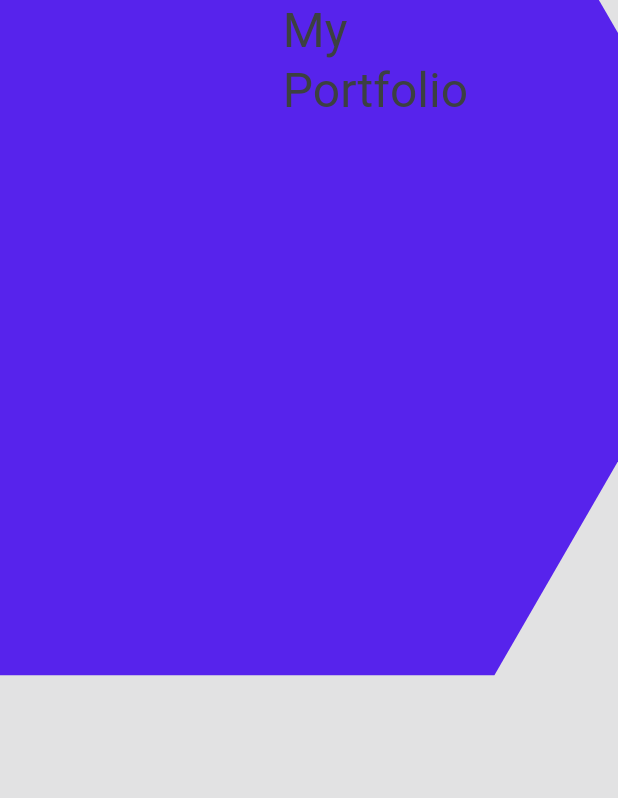
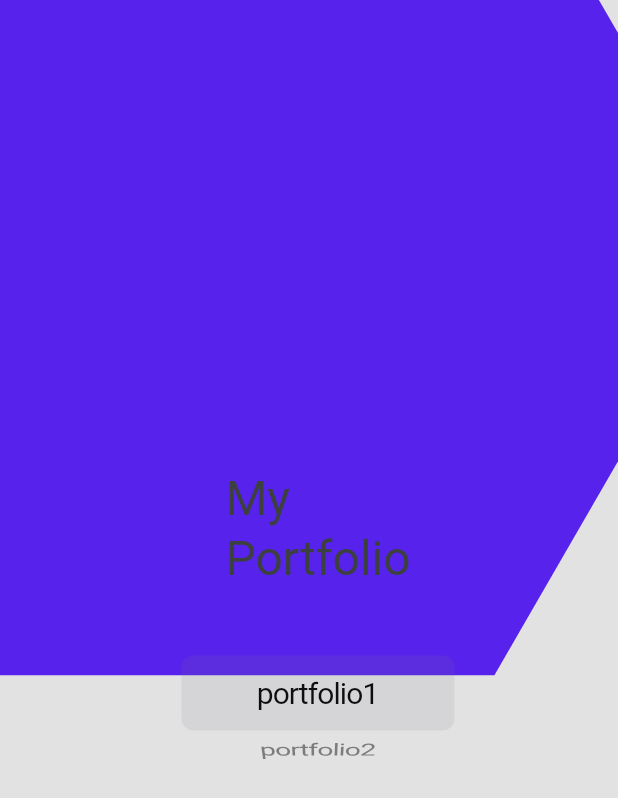
Before and after one commit to jiwon-hae/portfolio, a Flutter app: the screen it shows after launch, on a phone screen of 412 x 824 dp. Shown: the top 798 px of the screen. Run offline on Flutter 3.47's test engine with Material 2 defaults, Android fonts, the light colour scheme and no system bars; our stand-ins replace equatable, flutter_bloc, get_it, injectable.

Commit message:
feat : Implement common gaps and ui for home screen

```diff
--- /dev/null
+++ b/lib/core/callback/callbacks.dart
@@ -0,0 +1 @@
+typedef ValueCallback<T> = Function(T value);
--- /dev/null
+++ b/lib/core/precondition.dart
@@ -0,0 +1,9 @@
+class Precondition {
+  const Precondition._();
+
+  static bool checkNotNull<T>(T? t){
+    return t != null;
+  }
+
+
+}
--- a/lib/presentation/feature/home/home_screen.dart
+++ b/lib/presentation/feature/home/home_screen.dart
@@ -1,10 +1,15 @@
+import 'package:flutter/cupertino.dart';
 import 'package:flutter/material.dart';
 import 'package:flutter_bloc/flutter_bloc.dart';
 import 'package:portfolio/presentation/feature/home/home_state.dart';
 import 'package:portfolio/presentation/feature/home/widgets/portfolio_selector.dart';
 
+import '../../common/gaps.dart';
 import '../../model/ui_portfolio_entry.dart';
 import 'home_cubit.dart';
+import 'widgets/portfolio_picker_item.dart';
+
+typedef UiConst = HomeScreenUiConst;
 
 class HomeScreen extends StatefulWidget {
   const HomeScreen({super.key});
@@ -14,30 +19,65 @@ class HomeScreen extends StatefulWidget {
 }
 
 class _HomeScreenState extends State<HomeScreen> {
+  final FixedExtentScrollController portfolioSpinnerController =
+      FixedExtentScrollController();
+  int currentPortfolioIndex = 0;
+
   Widget body(HomeState state) {
     return Padding(
-       padding: EdgeInsets.only(right : 100),
+        padding: const EdgeInsets.only(right: 100),
         child: Stack(children: <Widget>[
-      selector(state.portfolioEntries),
-      Align(alignment: AlignmentDirectional.bottomEnd, child: title())
-    ]));
+          portfolioSelector(state.portfolioEntries),
+          Align(
+              alignment: AlignmentDirectional.centerEnd,
+              child: Column(
+                mainAxisSize: MainAxisSize.min,
+                crossAxisAlignment: CrossAxisAlignment.center,
+                children: [
+                  title(),
+                  Gaps.vertical(20),
+                  portfolioSpinner(state.portfolioEntries)
+                ],
+              ))
+        ]));
   }
 
   Widget title() {
     final TextTheme textTheme = Theme.of(context).textTheme;
-    return Column(
-      children: [Text('My\nPortfolio', style: textTheme.headlineLarge)],
-    );
+    return Text('My\nPortfolio', style: textTheme.headlineLarge);
   }
 
-  Widget selector(List<UiPortfolioEntry> entries) {
+  Widget portfolioSelector(List<UiPortfolioEntry> entries) {
     return OverflowBox(
         minWidth: 0,
         minHeight: 0,
         maxWidth: double.infinity,
         maxHeight: double.infinity,
         alignment: Alignment.topLeft,
-        child: PortfolioSelector(portfolioEntries: entries));
+        child: PortfolioSelector(
+            portfolioEntries: entries, onAngleChanged: onPortfolioItemChanged));
+  }
+
+  Widget portfolioSpinner(List<UiPortfolioEntry> entries) {
+    return SizedBox(
+        width: UiConst.portfolioSpinnerWidth,
+        height: UiConst.portfolioSpinnerHeight,
+        child: CupertinoPicker.builder(
+            itemExtent: UiConst.portfolioSpinnerItemHeight,
+            childCount: entries.length,
+            scrollController: portfolioSpinnerController,
+            onSelectedItemChanged: (int index) {},
+            itemBuilder: (BuildContext context, int index) {
+              return PortfolioPickerItem(label: entries[index].name);
+            }));
+  }
+
+  void onPortfolioItemChanged(int portfolioIndex) {
+    setState(() {
+      currentPortfolioIndex = portfolioIndex;
+      portfolioSpinnerController.animateToItem(portfolioIndex,
+          duration: const Duration(milliseconds: 10), curve: Curves.decelerate);
+    });
   }
 
   @override
@@ -51,3 +91,10 @@ class _HomeScreenState extends State<HomeScreen> {
     });
   }
 }
+
+mixin HomeScreenUiConst {
+  static double portfolioSpinnerWidth = 200;
+  static double portfolioSpinnerHeight = 100;
+
+  static double portfolioSpinnerItemHeight = 50;
+}
--- /dev/null
+++ b/lib/presentation/feature/home/widgets/portfolio_picker_item.dart
@@ -0,0 +1,24 @@
+import 'package:flutter/cupertino.dart';
+import 'package:flutter/material.dart';
+
+import '../../../../core/precondition.dart';
+
+class PortfolioPickerItem extends StatelessWidget {
+  const PortfolioPickerItem({super.key, required this.label, this.leading, this.trailing});
+
+  final String label;
+  final Widget? leading;
+  final Widget? trailing;
+
+  @override
+  Widget build(BuildContext context) {
+    return Row(
+      mainAxisAlignment: MainAxisAlignment.center,
+      children: <Widget>[
+        Precondition.checkNotNull(leading) ? leading! : Container(),
+        Text(label, style : const TextStyle(fontSize : 20, color : Colors.black)),
+        Precondition.checkNotNull(trailing) ? trailing! : Container(),
+      ],
+    );
+  }
+}
--- a/lib/presentation/feature/home/widgets/portfolio_selector.dart
+++ b/lib/presentation/feature/home/widgets/portfolio_selector.dart
@@ -1,14 +1,16 @@
 import 'dart:math';
 
 import 'package:flutter/material.dart';
+import 'package:portfolio/core/callback/callbacks.dart';
 import 'package:portfolio/core/math/math_extension.dart';
 import '../../../model/ui_portfolio_entry.dart';
 import 'portfolio_selector_painter.dart';
 
 class PortfolioSelector extends StatefulWidget {
-  const PortfolioSelector({super.key, required this.portfolioEntries});
+  const PortfolioSelector({super.key, required this.portfolioEntries, required this.onAngleChanged});
 
   final List<UiPortfolioEntry> portfolioEntries;
+  final ValueCallback<int> onAngleChanged;
 
   @override
   State<PortfolioSelector> createState() => _PortfolioSelectorState();
@@ -36,8 +38,10 @@ class _PortfolioSelectorState extends State<PortfolioSelector> {
           setState(() {
             rotationAngle = (rotationAngle + details.delta.dx * 0.01) %
                 (2 * pi); // Adjust the rotation sensitivity
+
             double relativeAngle = (-rotationAngle).degrees();
-            bottomRightVertexIndex = (relativeAngle / (360 / numSide)).round();
+            bottomRightVertexIndex = (relativeAngle / (360 / numSide)).round().abs();
+            widget.onAngleChanged(bottomRightVertexIndex % (numSide ~/ 2));
           });
         },
         child: Transform.rotate(
```
Also changed, not shown: lib/presentation/common/gaps.dart (added, +21 -0 lines).
